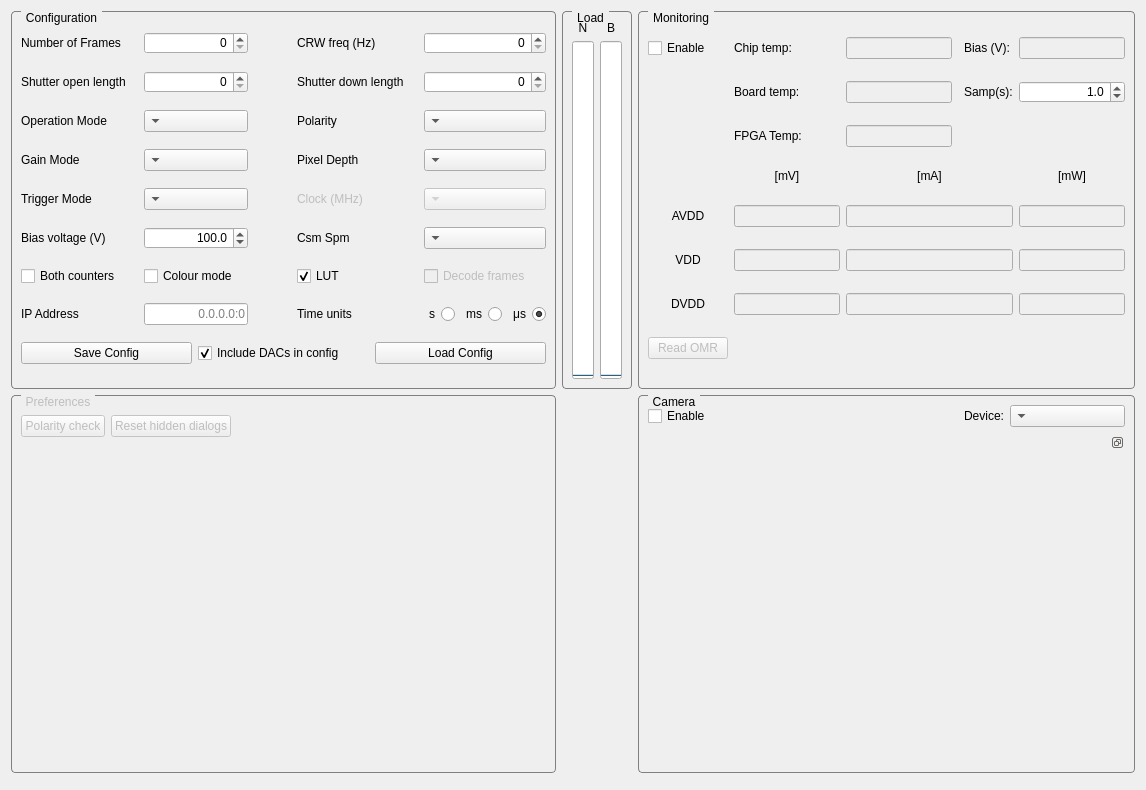
First picture: the form in SpidrMpx3Eq/qcstmconfigmonitoring.ui, repository navrit/dexter, before the edit.
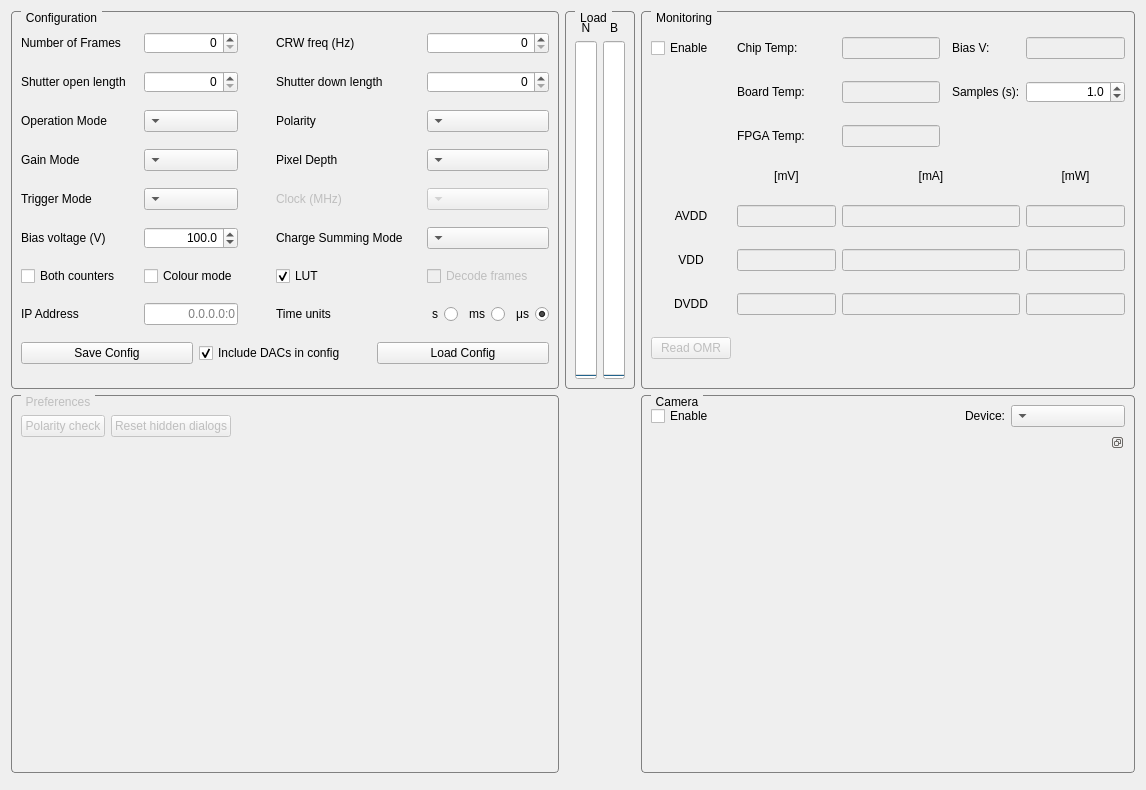
Second picture: the form after the edit.

The edit to the form file:
```diff
--- a/SpidrMpx3Eq/qcstmconfigmonitoring.ui
+++ b/SpidrMpx3Eq/qcstmconfigmonitoring.ui
@@ -80,7 +80,7 @@
            <string>&lt;html&gt;&lt;head/&gt;&lt;body&gt;&lt;p&gt;Charge summing mode&lt;/p&gt;&lt;/body&gt;&lt;/html&gt;</string>
           </property>
           <property name="text">
-           <string>Csm Spm</string>
+           <string>Charge Summing Mode</string>
           </property>
          </widget>
         </item>
@@ -669,7 +669,7 @@
         <item row="2" column="1">
          <widget class="QLabel" name="label_10">
           <property name="text">
-           <string>Board temp:</string>
+           <string>Board Temp:</string>
           </property>
          </widget>
         </item>
@@ -737,14 +737,14 @@
         <item row="1" column="1">
          <widget class="QLabel" name="label_0">
           <property name="text">
-           <string>Chip temp:</string>
+           <string>Chip Temp:</string>
           </property>
          </widget>
         </item>
         <item row="1" column="4">
          <widget class="QLabel" name="label_21">
           <property name="text">
-           <string>Bias (V):</string>
+           <string>Bias V:</string>
           </property>
          </widget>
         </item>
@@ -816,7 +816,7 @@
            <string>Sample every (s)</string>
           </property>
           <property name="text">
-           <string>Samp(s):</string>
+           <string>Samples (s):</string>
           </property>
          </widget>
         </item>
```
Left out of the diff: 4 changed lines with no effect on the pictures.
